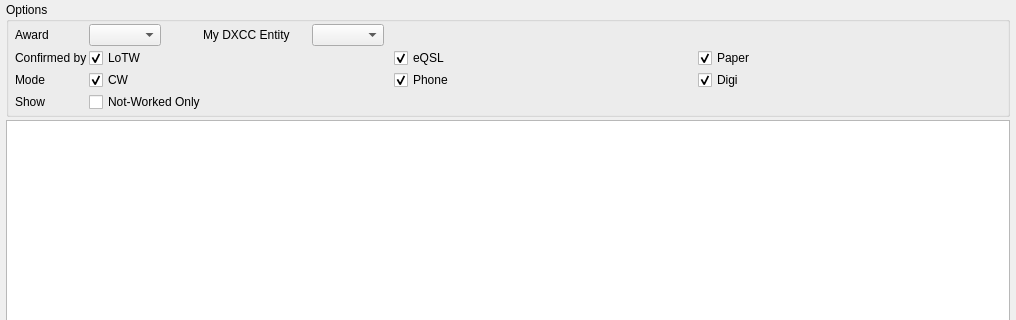
Old version of the form ui/AwardsDialog.ui in the repository jg3hlx/QLog; both pictures show x 0 to 1016 and y 0 to 320 of the 1016 by 702 pixel window.
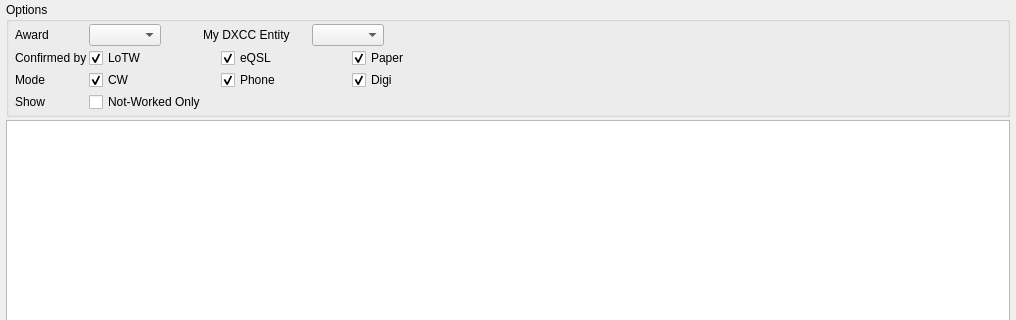
New version of the form.

Commit message: Awards: entity combo hiding; narrower padding in the option menu

Diff of the .ui file:
```diff
--- a/ui/AwardsDialog.ui
+++ b/ui/AwardsDialog.ui
@@ -144,7 +144,7 @@
        </widget>
       </item>
       <item row="1" column="1">
-       <layout class="QHBoxLayout" name="horizontalLayout">
+       <layout class="QHBoxLayout" name="horizontalLayout" stretch="1,1,5">
         <item>
          <widget class="QCheckBox" name="lotwCheckBox">
           <property name="text">
@@ -185,7 +185,7 @@
        </widget>
       </item>
       <item row="2" column="1">
-       <layout class="QHBoxLayout" name="horizontalLayout_2">
+       <layout class="QHBoxLayout" name="horizontalLayout_2" stretch="1,1,5">
         <item>
          <widget class="QCheckBox" name="cwCheckBox">
           <property name="text">
```
Left out of the diff: 4 changed lines with no effect on the pictures. The commit also changes 1 other file.
